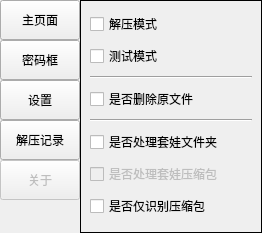
Before: the Qt Designer form ui_v2 原文件.ui in PPJUST/OnlyUnzip, drawn with Qt 5.
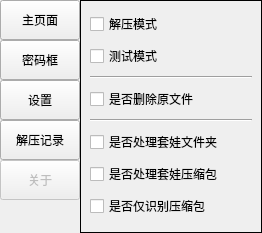
After: the same form once the commit is applied. The open tabs and pages were chosen to show the change.

Commit message: 完成解压套娃压缩包功能，修复拖入多个文件夹内的压缩包解压出错问题

Patch:
```diff
--- a/ui_v2 原文件.ui
+++ b/ui_v2 原文件.ui
@@ -399,7 +399,7 @@
         <item>
          <widget class="QCheckBox" name="checkBox_nested_zip">
           <property name="enabled">
-           <bool>false</bool>
+           <bool>true</bool>
           </property>
           <property name="text">
            <string>是否处理套娃压缩包</string>
```
The commit also changes 2 other files.
